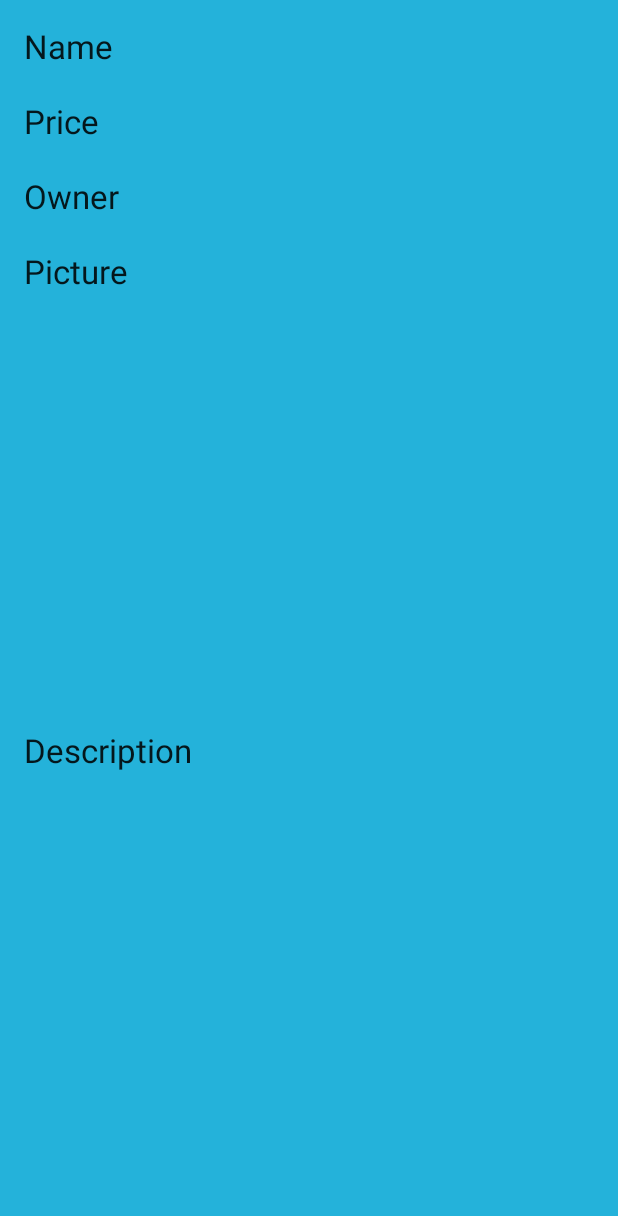
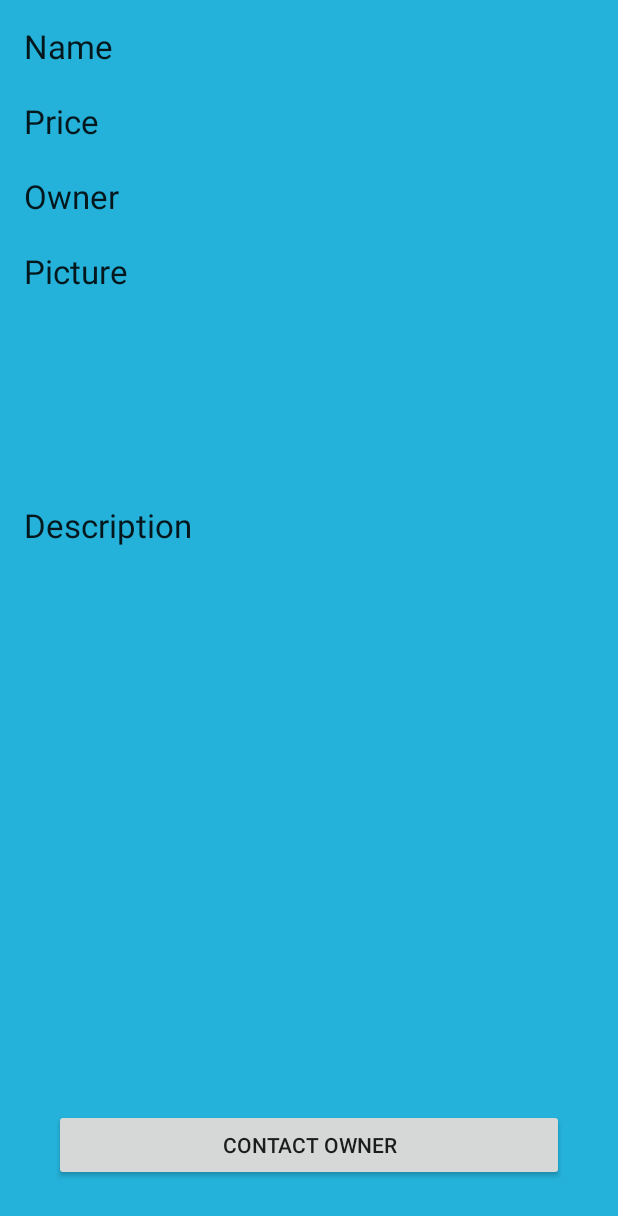
Before and after one commit to borozcod/android-app, an Android app: the layout activity_borrow_object_view.xml on its own in the app's theme, with its tools: preview values and no code run, on a phone screen of 412 x 824 dp. Shown: the top 1216 px of the screen. Run offline under Robolectric (Android 15) with nearby library versions, the phone set to English and light mode, and no system bars.

Commit message:
Implemented ActionMenu Logout method, Added ActionMenu Profile placeholder

```diff
--- a/Borrow/app/src/main/java/edu/ncc/cis18b/project/Borrow/BorrowObject.java
+++ b/Borrow/app/src/main/java/edu/ncc/cis18b/project/Borrow/BorrowObject.java
@@ -77,7 +77,7 @@ public class BorrowObject //TODO: extend ParseObject
         String tUser;
 
         try {
-            tUser = user.fetchIfNeeded().getUsername();
+            tUser = user.fetchIfNeeded().getString("desiredUserCase");
         } catch (ParseException pe) {
             Log.e("Sagev", pe.getMessage());
             tUser = "NULL";
--- a/Borrow/app/src/main/res/layout/activity_borrow_object_view.xml
+++ b/Borrow/app/src/main/res/layout/activity_borrow_object_view.xml
@@ -93,9 +93,8 @@
         <LinearLayout
             android:orientation="vertical"
             android:layout_width="match_parent"
-            android:layout_height="200dp"
-            android:id="@+id/picCont"
-            android:layout_weight="0.35">
+            android:layout_height="169dp"
+            android:id="@+id/picCont">
 
             <TextView
                 android:layout_width="wrap_content"
@@ -115,8 +114,9 @@
         <LinearLayout
             android:orientation="horizontal"
             android:layout_width="match_parent"
-            android:layout_height="100dp"
-            android:id="@+id/descLayout">
+            android:layout_height="82dp"
+            android:id="@+id/descLayout"
+            android:layout_weight="0.76">
 
             <TextView
                 android:layout_width="wrap_content"
@@ -136,6 +136,30 @@
                 android:layout_below="@+id/viewNameText"
                 android:layout_alignStart="@+id/viewNameText" />
         </LinearLayout>
+
+        <LinearLayout
+            android:orientation="horizontal"
+            android:layout_width="match_parent"
+            android:layout_height="wrap_content"
+            android:layout_gravity="center_horizontal"
+            android:weightSum="1">
+
+        </LinearLayout>
+
+        <FrameLayout
+            android:layout_width="match_parent"
+            android:layout_height="wrap_content"
+            android:layout_gravity="center_horizontal"
+            android:layout_weight="0.36">
+
+            <Button
+                android:layout_width="340dp"
+                android:layout_height="wrap_content"
+                android:text="Contact owner"
+                android:id="@+id/viewButtonContactOwner"
+                android:layout_gravity="center" />
+        </FrameLayout>
+
     </LinearLayout>
 
 </RelativeLayout>
--- a/Borrow/app/src/main/res/menu/menu_add_new_item.xml
+++ b/Borrow/app/src/main/res/menu/menu_add_new_item.xml
@@ -3,5 +3,7 @@
     xmlns:tools="http://schemas.android.com/tools"
     tools:context="edu.ncc.cis18b.project.Borrow.AddItemActivity">
     <item android:id="@+id/action_settings" android:title="@string/action_settings"
-        android:orderInCategory="100" app:showAsAction="never" />
+         app:showAsAction="never" />
+    <item android:id="@+id/action_profile" android:title="Profile" />
+    <item android:id="@+id/action_logout" android:title="Log out" />
 </menu>
--- a/Borrow/app/src/main/res/menu/menu_borrow_object_view.xml
+++ b/Borrow/app/src/main/res/menu/menu_borrow_object_view.xml
@@ -3,5 +3,7 @@
     xmlns:tools="http://schemas.android.com/tools"
     tools:context="edu.ncc.cis18b.project.Borrow.BorrowObjectViewActivity">
     <item android:id="@+id/action_settings" android:title="@string/action_settings"
-        android:orderInCategory="100" app:showAsAction="never" />
+         app:showAsAction="never" />
+    <item android:id="@+id/action_profile" android:title="Profile" />
+    <item android:id="@+id/action_logout" android:title="Log out" />
 </menu>
--- a/Borrow/app/src/main/res/menu/menu_home.xml
+++ b/Borrow/app/src/main/res/menu/menu_home.xml
@@ -3,5 +3,7 @@
     xmlns:tools="http://schemas.android.com/tools"
     tools:context="edu.ncc.cis18b.project.Borrow.HomeActivity">
     <item android:id="@+id/action_settings" android:title="@string/action_settings"
-        android:orderInCategory="100" app:showAsAction="never" />
+         app:showAsAction="never" />
+    <item android:id="@+id/action_profile" android:title="Profile" />
+    <item android:id="@+id/action_logout" android:title="Log out" />
 </menu>
--- a/Borrow/app/src/main/res/menu/menu_welcome.xml
+++ b/Borrow/app/src/main/res/menu/menu_welcome.xml
@@ -3,5 +3,7 @@
     xmlns:tools="http://schemas.android.com/tools"
     tools:context="edu.ncc.cis18b.project.Borrow.WelcomeActivity">
     <item android:id="@+id/action_settings" android:title="@string/action_settings"
-        android:orderInCategory="100" app:showAsAction="never" />
+         app:showAsAction="never" />
+    <item android:id="@+id/action_profile" android:title="Profile" />
+    <item android:id="@+id/action_logout" android:title="Log out" />
 </menu>
```
Also changed, not shown: Borrow/app/src/main/java/edu/ncc/cis18b/project/Borrow/AddItemActivity.java (+10 -0 lines), Borrow/app/src/main/java/edu/ncc/cis18b/project/Borrow/BorrowObjectViewActivity.java (+11 -0 lines), Borrow/app/src/main/java/edu/ncc/cis18b/project/Borrow/HomeActivity.java (+14 -3 lines), Borrow/app/src/main/java/edu/ncc/cis18b/project/Borrow/WelcomeActivity.java (+15 -3 lines), Borrow/app/src/main/res/menu/menu_my_list.xml (deleted, +0 -7 lines).
